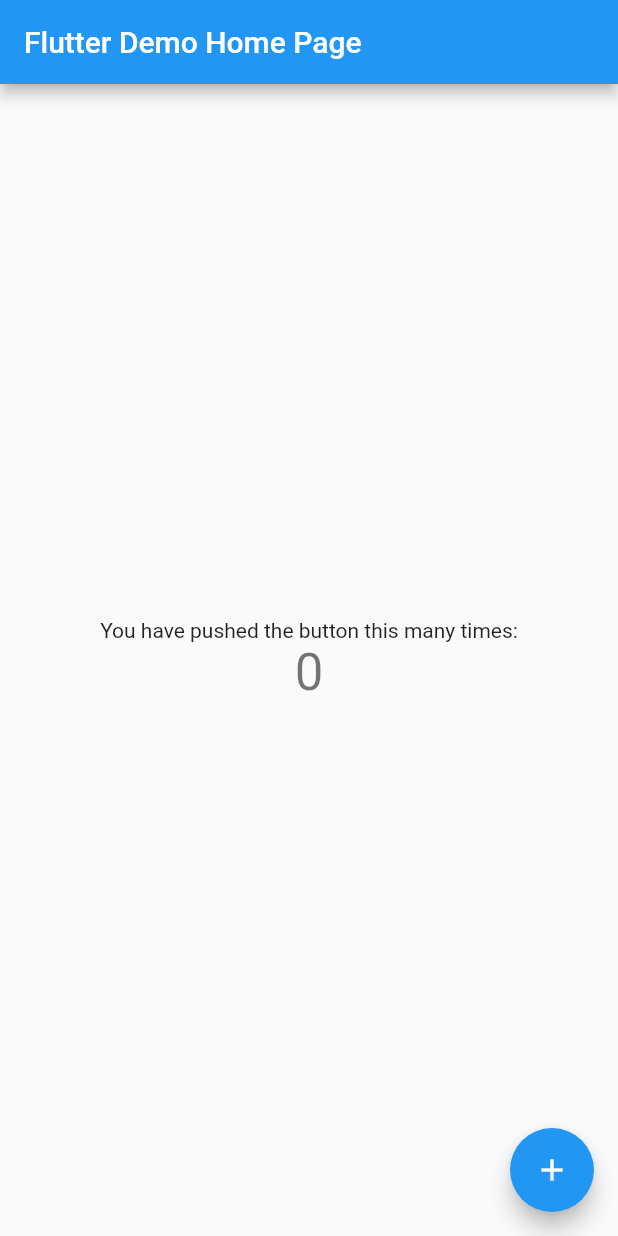
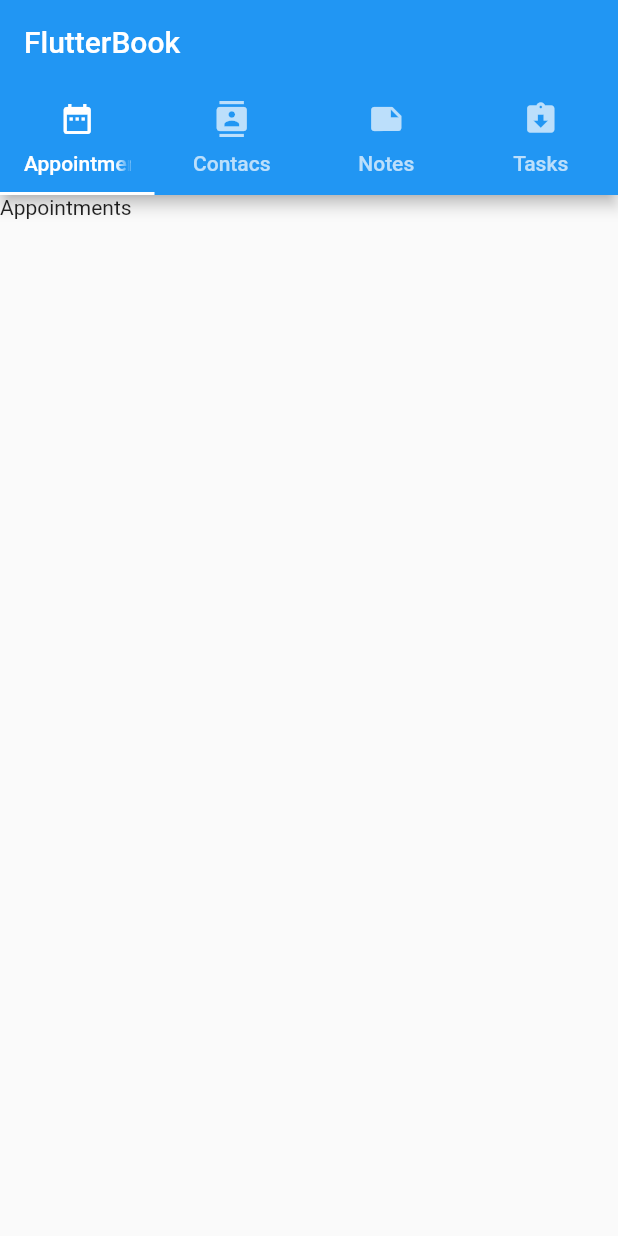
Before and after one commit to Shahzaib199579/Flutterbook, a Flutter app: the screen it shows after launch, on a phone screen of 412 x 824 dp. Run offline on Flutter 3.47's test engine with Material 2 defaults, Android fonts, the phone set to English and light mode, and no system bars; our stand-ins replace flutter_slidable, sqflite; missing offline and left inert: simple_permissions; accounts and stored records are empty.

Commit message:
Completed Notes tab code.

```diff
--- /dev/null
+++ b/lib/Notes/Notes.dart
@@ -0,0 +1,31 @@
+import 'package:flutter/material.dart';
+import 'package:scoped_model/scoped_model.dart';
+import 'NotesDBWorker.dart';
+import 'NotesList.dart';
+import 'NotesEntry.dart';
+import 'NotesModel.dart' show NotesModel, notesModel;
+
+class Notes extends StatelessWidget {
+
+  Notes() {
+    notesModel.loadData("notes", NotesDBWorker.db);
+  }
+  @override
+  Widget build(BuildContext context) {
+    return ScopedModel<NotesModel>(
+      model: notesModel,
+      child: ScopedModelDescendant<NotesModel>(
+        builder: (BuildContext context, Widget inChild, NotesModel inModel) {
+          return IndexedStack(
+            index: inModel.stackIndex,
+            children: <Widget>[
+              NotesList(),
+              NotesEntry()
+            ],
+          );
+        },
+      ),
+    );
+  }
+
+}
--- a/lib/main.dart
+++ b/lib/main.dart
@@ -1,111 +1,82 @@
+import 'dart:io';
 import 'package:flutter/material.dart';
+import 'package:path_provider/path_provider.dart';
+import 'Appointments/Appointments.dart';
+import 'Contacts/Contacts.dart';
+import 'Notes/Notes.dart';
+import 'Tasks/Tasks.dart';
+import 'utils.dart' as utils;
+import 'package:simple_permissions/simple_permissions.dart';
 
-void main() => runApp(MyApp());
+void main() {
+  startMeUp() async {
+    Directory docsDir;
+    try {
+      WidgetsFlutterBinding.ensureInitialized();
+      PermissionStatus permissionResult = await
+                SimplePermissions.requestPermission(Permission. WriteExternalStorage);
 
-class MyApp extends StatelessWidget {
-  // This widget is the root of your application.
+      if (permissionResult == PermissionStatus.authorized){
+        docsDir = await getApplicationDocumentsDirectory();
+      } else {
+        throw Exception("Error");
+      }
+    } catch (e) {
+      print(e);
+    }
+
+    utils.docsDir = docsDir;
+    runApp(FlutterBook());
+  }
+
+  startMeUp();
+}
+
+class FlutterBook extends StatelessWidget {
+
   @override
   Widget build(BuildContext context) {
     return MaterialApp(
-      title: 'Flutter Demo',
-      theme: ThemeData(
-        // This is the theme of your application.
-        //
-        // Try running your application with "flutter run". You'll see the
-        // application has a blue toolbar. Then, without quitting the app, try
-        // changing the primarySwatch below to Colors.green and then invoke
-        // "hot reload" (press "r" in the console where you ran "flutter run",
-        // or simply save your changes to "hot reload" in a Flutter IDE).
-        // Notice that the counter didn't reset back to zero; the application
-        // is not restarted.
-        primarySwatch: Colors.blue,
+      home: DefaultTabController(
+        length: 4,
+        child: Scaffold(
+          appBar: AppBar(
+            title: Text("FlutterBook"),
+            bottom: TabBar(
+              tabs: <Widget>[
+                Tab(
+                  icon: Icon(Icons.date_range),
+                  text: "Appointments",
+                ),
+                Tab(
+                  icon: Icon(Icons.contacts),
+                  text: "Contacs",
+                ),
+                Tab(
+                  icon: Icon(Icons.note),
+                  text: "Notes",
+                ),
+                Tab(
+                  icon: Icon(Icons.assignment_returned),
+                  text: "Tasks",
+                )
+              ],
+            ),
+          ),
+          body: TabBarView(
+            children: <Widget>[
+              //Appointments(),
+              Text("Appointments"),
+              Text("Contacts"),
+              //Contacts(),
+              Notes(),
+              Text("Tasks"),
+              //Tasks()
+            ],
+          ),
+        ),
       ),
-      home: MyHomePage(title: 'Flutter Demo Home Page'),
     );
   }
+
 }
-
-class MyHomePage extends StatefulWidget {
-  MyHomePage({Key key, this.title}) : super(key: key);
-
-  // This widget is the home page of your application. It is stateful, meaning
-  // that it has a State object (defined below) that contains fields that affect
-  // how it looks.
-
-  // This class is the configuration for the state. It holds the values (in this
-  // case the title) provided by the parent (in this case the App widget) and
-  // used by the build method of the State. Fields in a Widget subclass are
-  // always marked "final".
-
-  final String title;
-
-  @override
-  _MyHomePageState createState() => _MyHomePageState();
-}
-
-class _MyHomePageState extends State<MyHomePage> {
-  int _counter = 0;
-
-  void _incrementCounter() {
-    setState(() {
-      // This call to setState tells the Flutter framework that something has
-      // changed in this State, which causes it to rerun the build method below
-      // so that the display can reflect the updated values. If we changed
-      // _counter without calling setState(), then the build method would not be
-      // called again, and so nothing would appear to happen.
-      _counter++;
-    });
-  }
-
-  @override
-  Widget build(BuildContext context) {
-    // This method is rerun every time setState is called, for instance as done
-    // by the _incrementCounter method above.
-    //
-    // The Flutter framework has been optimized to make rerunning build methods
-    // fast, so that you can just rebuild anything that needs updating rather
-    // than having to individually change instances of widgets.
-    return Scaffold(
-      appBar: AppBar(
-        // Here we take the value from the MyHomePage object that was created by
-        // the App.build method, and use it to set our appbar title.
-        title: Text(widget.title),
-      ),
-      body: Center(
-        // Center is a layout widget. It takes a single child and positions it
-        // in the middle of the parent.
-        child: Column(
-          // Column is also a layout widget. It takes a list of children and
-          // arranges them vertically. By default, it sizes itself to fit its
-          // children horizontally, and tries to be as tall as its parent.
-          //
-          // Invoke "debug painting" (press "p" in the console, choose the
-          // "Toggle Debug Paint" action from the Flutter Inspector in Android
-          // Studio, or the "Toggle Debug Paint" command in Visual Studio Code)
-          // to see the wireframe for each widget.
-          //
-          // Column has various properties to control how it sizes itself and
-          // how it positions its children. Here we use mainAxisAlignment to
-          // center the children vertically; the main axis here is the vertical
-          // axis because Columns are vertical (the cross axis would be
-          // horizontal).
-          mainAxisAlignment: MainAxisAlignment.center,
-          children: <Widget>[
-            Text(
-              'You have pushed the button this many times:',
-            ),
-            Text(
-              '$_counter',
-              style: Theme.of(context).textTheme.display1,
-            ),
-          ],
-        ),
-      ),
-      floatingActionButton: FloatingActionButton(
-        onPressed: _incrementCounter,
-        tooltip: 'Increment',
-        child: Icon(Icons.add),
-      ), // This trailing comma makes auto-formatting nicer for build methods.
-    );
-  }
-}
--- a/pubspec.yaml
+++ b/pubspec.yaml
@@ -26,6 +26,7 @@ dependencies:
   intl: 0.15.7
   image_picker: 0.4.12+1
   flutter_calendar_carousel: 1.3.15+3
+  simple_permissions: "^0.1.2"
   # The following adds the Cupertino Icons font to your application.
   # Use with the CupertinoIcons class for iOS style icons.
   cupertino_icons: ^0.1.2
```
Also changed, not shown: lib/BaseModel.dart (added, +23 -0 lines), lib/Notes/NotesDBWorker.dart (added, +110 -0 lines), lib/Notes/NotesEntry.dart (added, +172 -0 lines), lib/Notes/NotesList.dart (added, +114 -0 lines), lib/Notes/NotesModel.dart (added, +24 -0 lines), lib/utils.dart (added, +33 -0 lines), lib/Appointments/Appointments.dart (added), lib/Contacts/Contacts.dart (added), lib/Tasks/Tasks.dart (added), pubspec.lock, 2 other files.
